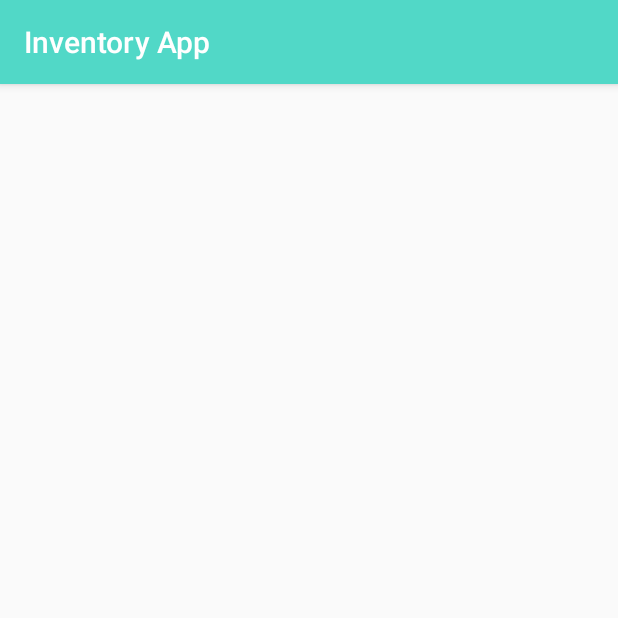
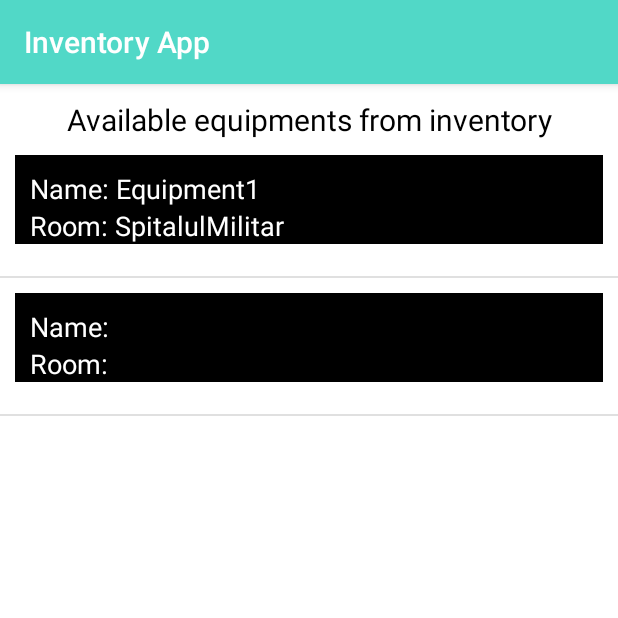
Before and after one commit to baramadalina/Android, an Android app: the SecondActivity screen opened directly, with no data from a screen before it, after a tap on an icon or button, on a phone screen of 412 x 824 dp, the top half of it. Run offline under Robolectric (Android 15) with nearby library versions, the phone set to English and light mode, and no system bars.

Commit message:
add functionality and view for following: create, update and delete equipment from inventory

```diff
--- a/app/src/main/AndroidManifest.xml
+++ b/app/src/main/AndroidManifest.xml
@@ -24,7 +24,9 @@
             android:name=".activities.UsersListActivity"
             android:screenOrientation="portrait" />
         <activity android:name=".activities.SecondActivity" />
-        <activity android:name=".activities.InventoryActivity" />
+        <activity android:name=".activities.InventoryMainActivity" />
+        <activity android:name=".activities.InventoryListActivity" />
+        <activity android:name=".activities.InventoryUpdateDeleteActivity" />
         <activity android:name=".activities.TasksActivity" />
         <activity android:name=".activities.ReportsActivity" />
     </application>
--- a/app/src/main/java/com/androidtutorialshub/loginregister/activities/InventoryActivity.java
+++ /dev/null
@@ -1,48 +0,0 @@
-package com.androidtutorialshub.loginregister.activities;
-
-import android.os.Bundle;
-import android.support.v7.app.AppCompatActivity;
-import android.util.Log;
-
-import com.androidtutorialshub.loginregister.R;
-import com.androidtutorialshub.loginregister.model.Equipment;
-import com.androidtutorialshub.loginregister.model.User;
-import com.androidtutorialshub.loginregister.sql.DatabaseHelper;
-import com.androidtutorialshub.loginregister.sql.EquipmentSqlCommander;
-
-import java.util.List;
-
-public class InventoryActivity extends AppCompatActivity {
-
-
-    @Override
-    protected void onCreate(Bundle savedInstanceState) {
-        super.onCreate(savedInstanceState);
-        setContentView(R.layout.activity_inventory);
-
-        DatabaseHelper db = new DatabaseHelper(this);
-        EquipmentSqlCommander equipmentDb = new EquipmentSqlCommander(db);
-
-        // Inserting Shop/Rows
-        Log.d("Insert: ", "Inserting ..");
-        equipmentDb.addEquipment(new Equipment("Equipmentt","SpitalulMilitar"));
-        //equipmentDb.addEquipment(new Equipment("X-ray Machine", "X-ray Lab"));
-        //equipmentDb.addEquipment(new Equipment("Blood Chemistry Analyser", "Pathology Lab"));
-        //equipmentDb.addEquipment(new Equipment("ECG/EKG", "ECG Room"));
-        //equipmentDb.addEquipment(new Equipment("Largyngoscope", "OT"));
-        //equipmentDb.addEquipment(new Equipment("Magnifying Glasses", "Surgery Cabinet"));
-        //equipmentDb.addEquipment(new Equipment("Bio-hazard bags", "Store Room #1"));
-        //equipmentDb.addEquipment(new Equipment("Antibacterial Wipes", "Store Room #2"));
-        //equipmentDb.addEquipment(new Equipment("Hand Sanitizer", "Store Room #3"));
-
-        // Reading all shops
-        Log.d("Reading: ", "Reading all equipments..");
-        List<Equipment> inv = equipmentDb.getAllEquipments();
-
-        for (Equipment i : inv) {
-            String log = "Id" + i.getId() + "" + " ,Name: " + i.getName() + " ,Room " + i.getRoom();
-            // Writing shops to log
-            Log.d("Equipment::", log);
-        }
-    }
-}
--- /dev/null
+++ b/app/src/main/java/com/androidtutorialshub/loginregister/activities/InventoryListActivity.java
@@ -0,0 +1,72 @@
+package com.androidtutorialshub.loginregister.activities;
+
+import android.content.Intent;
+import android.os.Bundle;
+import android.os.Parcelable;
+import android.support.v7.app.AppCompatActivity;
+import android.view.View;
+import android.widget.AdapterView;
+import android.widget.ListView;
+
+import com.androidtutorialshub.loginregister.R;
+import com.androidtutorialshub.loginregister.adapters.InventoryCustomAdapter;
+import com.androidtutorialshub.loginregister.model.Equipment;
+import com.androidtutorialshub.loginregister.sql.DatabaseHelper;
+import com.androidtutorialshub.loginregister.sql.EquipmentSqlCommander;
+
+import java.util.List;
+
+public class InventoryListActivity extends AppCompatActivity {
+
+    private ListView listView;
+    private List<Equipment> inventoryList;
+    private InventoryCustomAdapter customAdapter;
+    private DatabaseHelper databaseHelper;
+    private EquipmentSqlCommander sqlCommander;
+
+    @Override
+    protected void onCreate(Bundle savedInstanceState) {
+        super.onCreate(savedInstanceState);
+        setContentView(R.layout.activity_inventory_get_all);
+
+        listView = (ListView) findViewById(R.id.lv_equipments);
+        databaseHelper = new DatabaseHelper(this);
+        sqlCommander = new EquipmentSqlCommander(databaseHelper);
+        inventoryList = sqlCommander.getAllEquipments();
+        customAdapter = new InventoryCustomAdapter(this, inventoryList);
+        listView.setAdapter(customAdapter);
+
+        listView.setOnItemClickListener(new AdapterView.OnItemClickListener() {
+            @Override
+            public void onItemClick(AdapterView<?> parent, View view, int position, long id) {
+                Intent intent = new Intent(InventoryListActivity.this, InventoryUpdateDeleteActivity.class);
+                intent.putExtra("equipment", inventoryList.get(position));
+                startActivity(intent);
+            }
+        });
+    }
+}
+
+/*    @Override
+    protected void onCreate(Bundle savedInstanceState) {
+        super.onCreate(savedInstanceState);
+        setContentView(R.layout.activity_inventory);
+
+        DatabaseHelper db = new DatabaseHelper(this);
+        EquipmentSqlCommander equipmentDb = new EquipmentSqlCommander(db);
+
+        // Inserting Shop/Rows
+        Log.d("Insert: ", "Inserting ..");
+        equipmentDb.addEquipment(new Equipment("Equipmentt","SpitalulMilitar"));
+
+        // Reading all shops
+        Log.d("Reading: ", "Reading all equipments..");
+        List<Equipment> inv = equipmentDb.getAllEquipments();
+
+        for (Equipment i : inv) {
+            String log = "Id" + i.getId() + "" + " ,Name: " + i.getName() + " ,Room " + i.getRoom();
+            // Writing shops to log
+            Log.d("Equipment::", log);
+        }
+    }
+}*/
--- a/app/src/main/java/com/androidtutorialshub/loginregister/activities/SecondActivity.java
+++ b/app/src/main/java/com/androidtutorialshub/loginregister/activities/SecondActivity.java
@@ -26,7 +26,7 @@ public class SecondActivity extends AppCompatActivity {
         btn_inventory.setOnClickListener(new View.OnClickListener() {
             @Override
             public void onClick(View view) {
-                Intent inventoryIntent=new Intent(SecondActivity.this,InventoryActivity.class);
+                Intent inventoryIntent=new Intent(SecondActivity.this, InventoryListActivity.class);
                 SecondActivity.this.startActivity(inventoryIntent);
             }
         });
--- /dev/null
+++ b/app/src/main/java/com/androidtutorialshub/loginregister/adapters/InventoryCustomAdapter.java
@@ -0,0 +1,75 @@
+package com.androidtutorialshub.loginregister.adapters;
+
+import android.content.Context;
+import android.view.LayoutInflater;
+import android.view.View;
+import android.view.ViewGroup;
+import android.widget.BaseAdapter;
+import android.widget.TextView;
+
+import com.androidtutorialshub.loginregister.R;
+import com.androidtutorialshub.loginregister.model.Equipment;
+
+import java.util.List;
+
+
+/**
+ * Created by Madalina Bara on 2619-Apr-19.
+ */
+public class InventoryCustomAdapter extends BaseAdapter {
+
+    private Context context;
+    private List<Equipment> inventoryList;
+
+    public InventoryCustomAdapter(Context context, List<Equipment> userModelArrayList) {
+        this.context = context;
+        this.inventoryList = userModelArrayList;
+    }
+
+
+    @Override
+    public int getCount() {
+        return inventoryList.size();
+    }
+
+    @Override
+    public Object getItem(int position) {
+        return inventoryList.get(position);
+    }
+
+    @Override
+    public long getItemId(int position) {
+        return 0;
+    }
+
+    @Override
+    public View getView(int position, View convertView, ViewGroup parent) {
+        ViewHolder holder;
+
+        if (convertView == null) {
+            holder = new ViewHolder();
+            LayoutInflater inflater = (LayoutInflater) context
+                    .getSystemService(Context.LAYOUT_INFLATER_SERVICE);
+            if (inflater != null) {
+                convertView = inflater.inflate(R.layout.lv_inventory, null, true);
+
+                holder.tvname = (TextView) convertView.findViewById(R.id.name);
+                holder.tvroom = (TextView) convertView.findViewById(R.id.room);
+                convertView.setTag(holder);
+            }
+        } else {
+            // the getTag returns the viewHolder object set as a tag to the view
+            holder = (ViewHolder) convertView.getTag();
+        }
+
+        holder.tvname.setText(String.format("Name: %s", inventoryList.get(position).getName()));
+        holder.tvroom.setText(String.format("Room: %s", inventoryList.get(position).getRoom()));
+        //holder.tvcity.setText("City: "+inventoryList.get(position).getCity());
+        return convertView;
+    }
+
+    private class ViewHolder {
+        TextView tvname, tvroom;
+    }
+
+}
--- a/app/src/main/java/com/androidtutorialshub/loginregister/sql/DatabaseHelper.java
+++ b/app/src/main/java/com/androidtutorialshub/loginregister/sql/DatabaseHelper.java
@@ -62,7 +62,20 @@ public final class DatabaseHelper extends SQLiteOpenHelper {
         db.execSQL(CREATE_EQUIPMENT_TABLE);
         Log.d("Table : {} created.", CREATE_EQUIPMENT_TABLE);
         //initialize database with some equipments
-        db.execSQL("INSERT INTO equipment (name, room) VALUES ('Equipment1', 'SpitalulMilitar')");
+        initializeDatabaseWithEquipments(db);
+    }
+
+    //TODO converteste ce e mai jos in query de sql, cum e aici in prima linie.
+    private void initializeDatabaseWithEquipments(SQLiteDatabase equipmentDb) {
+        equipmentDb.execSQL("INSERT INTO equipment (name, room) VALUES ('Equipment1', 'SpitalulMilitar')");
+        //equipmentDb.addEquipment(new Equipment("X-ray Machine", "X-ray Lab"));
+        //equipmentDb.addEquipment(new Equipment("Blood Chemistry Analyser", "Pathology Lab"));
+        //equipmentDb.addEquipment(new Equipment("ECG/EKG", "ECG Room"));
+        //equipmentDb.addEquipment(new Equipment("Largyngoscope", "OT"));
+        //equipmentDb.addEquipment(new Equipment("Magnifying Glasses", "Surgery Cabinet"));
+        //equipmentDb.addEquipment(new Equipment("Bio-hazard bags", "Store Room #1"));
+        //equipmentDb.addEquipment(new Equipment("Antibacterial Wipes", "Store Room #2"));
+        //equipmentDb.addEquipment(new Equipment("Hand Sanitizer", "Store Room #3"));
     }
 
     @Override
--- a/app/src/main/res/layout/activity_inventory.xml
+++ /dev/null
@@ -1,13 +0,0 @@
-<?xml version="1.0" encoding="utf-8"?>
-<RelativeLayout xmlns:android="http://schemas.android.com/apk/res/android"
-xmlns:tools="http://schemas.android.com/tools"
-android:id="@+id/activity_inventory"
-android:layout_width="match_parent"
-android:layout_height="match_parent"
-android:paddingBottom="@dimen/activity_vertical_margin"
-android:paddingLeft="@dimen/activity_horizontal_margin"
-android:paddingRight="@dimen/activity_horizontal_margin"
-android:paddingTop="@dimen/activity_vertical_margin"
-tools:context="com.androidtutorialshub.loginregister.activities.InventoryActivity">
-
-</RelativeLayout>
--- /dev/null
+++ b/app/src/main/res/layout/activity_inventory_get_all.xml
@@ -0,0 +1,26 @@
+<?xml version="1.0" encoding="utf-8"?>
+<LinearLayout xmlns:android="http://schemas.android.com/apk/res/android"
+    xmlns:tools="http://schemas.android.com/tools"
+    android:layout_width="match_parent"
+    android:layout_height="match_parent"
+    android:background="@color/colorAccent"
+    android:orientation="vertical"
+    tools:context="com.androidtutorialshub.loginregister.activities.InventoryListActivity">
+
+    <TextView
+        android:layout_width="match_parent"
+        android:layout_height="wrap_content"
+        android:gravity="center"
+        android:layout_marginTop="10dp"
+        android:textSize="20sp"
+        android:textColor="#000"
+        android:text="Available equipments from inventory"/>
+
+    <ListView
+        android:layout_width="match_parent"
+        android:layout_height="match_parent"
+        android:id="@+id/lv_equipments">
+
+    </ListView>
+
+</LinearLayout>
--- /dev/null
+++ b/app/src/main/res/layout/lv_inventory.xml
@@ -0,0 +1,43 @@
+<?xml version="1.0" encoding="utf-8"?>
+<LinearLayout xmlns:android="http://schemas.android.com/apk/res/android"
+    android:layout_width="match_parent"
+    android:layout_height="match_parent"
+    android:padding="10dp"
+    android:orientation="vertical">
+
+    <LinearLayout
+        android:layout_width="match_parent"
+        android:layout_height="wrap_content"
+        android:background="#000"
+        android:orientation="vertical">
+
+        <TextView
+            android:id="@+id/name"
+            android:layout_width="match_parent"
+            android:layout_height="wrap_content"
+            android:textColor="#fff"
+            android:layout_marginTop="10dp"
+            android:gravity="center_vertical"
+            android:textAppearance="?android:attr/textAppearanceMedium"
+            android:paddingLeft="10dp"
+            android:text="Name" />
+        <TextView
+            android:id="@+id/room"
+            android:layout_width="match_parent"
+            android:layout_height="wrap_content"
+            android:textColor="#fff"
+            android:gravity="center_vertical"
+            android:textAppearance="?android:attr/textAppearanceMedium"
+            android:paddingLeft="10dp"
+            android:text="Room" />
+
+    </LinearLayout>
+    <View
+        android:layout_width="match_parent"
+        android:layout_height="1dp"
+        android:layout_marginTop="10dp"
+        android:layout_marginLeft="10dp"
+        android:layout_marginRight="10dp"
+        android:background="@color/colorAccent"/>
+
+</LinearLayout>
```
Also changed, not shown: app/src/main/java/com/androidtutorialshub/loginregister/activities/InventoryMainActivity.java (added, +54 -0 lines), app/src/main/java/com/androidtutorialshub/loginregister/activities/InventoryUpdateDeleteActivity.java (added, +65 -0 lines), app/src/main/java/com/androidtutorialshub/loginregister/model/Equipment.java (+34 -1 lines), app/src/main/res/layout/activity_inventory_main.xml (added, +52 -0 lines), app/src/main/res/layout/activity_inventory_update_delete.xml (added, +61 -0 lines).
